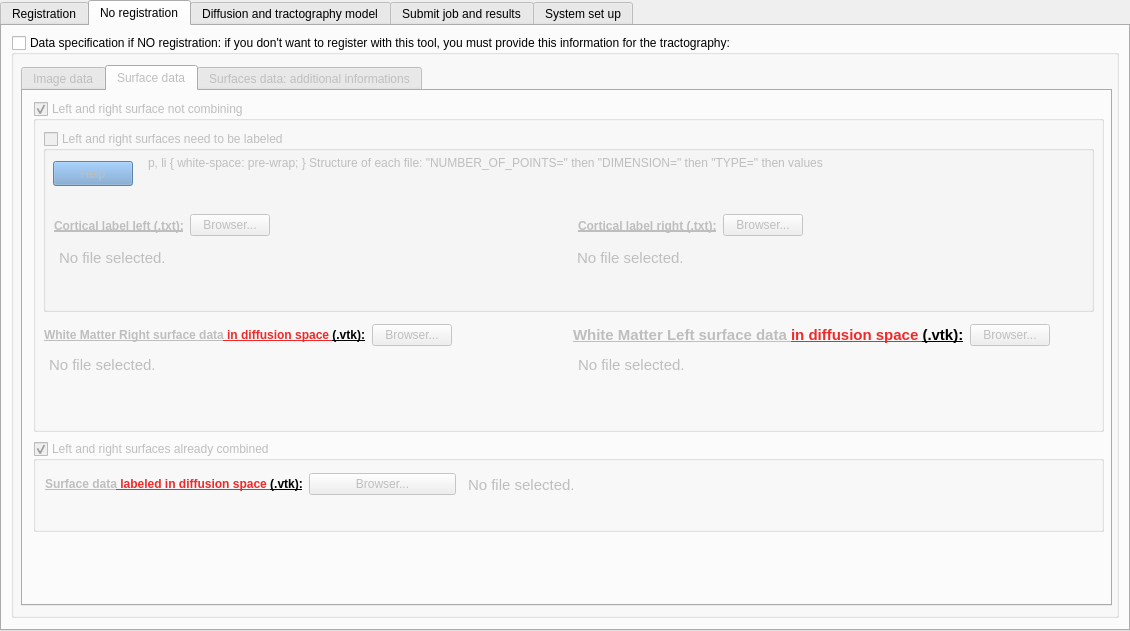
HZBCPP/CONTINUITY-lite, file interface_tab.ui: the form before one commit.
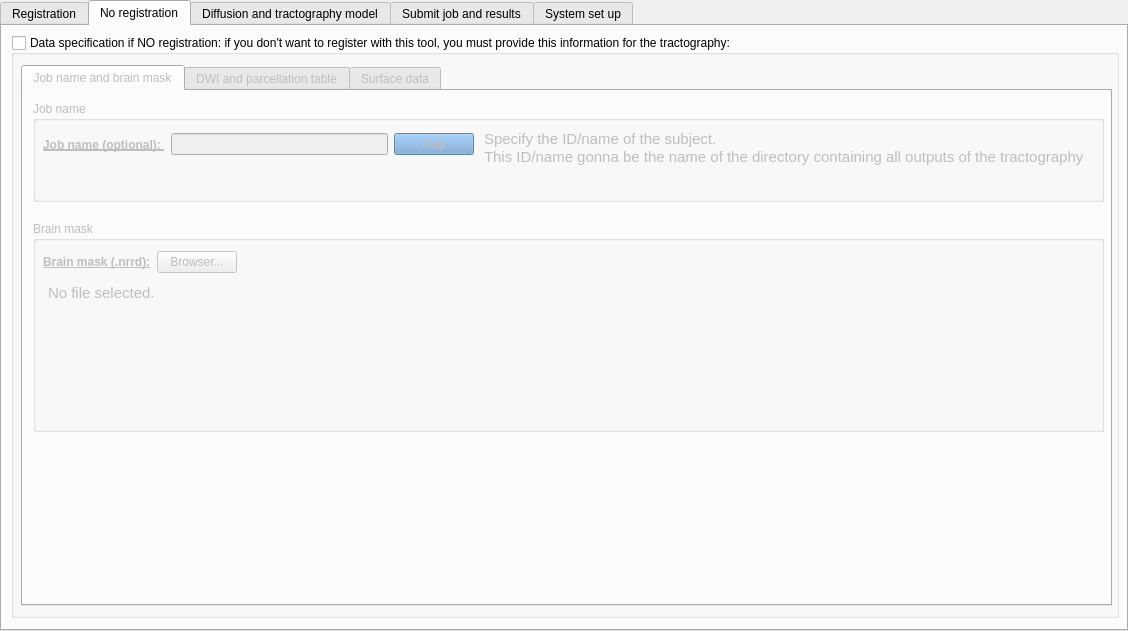
The form after the commit. The open tabs and pages were chosen to show the change.

Commit message: ENH: no registration

```diff
--- a/interface_tab.ui
+++ b/interface_tab.ui
@@ -6,7 +6,7 @@
    <rect>
     <x>0</x>
     <y>0</y>
-    <width>1130</width>
+    <width>1128</width>
     <height>631</height>
    </rect>
   </property>
@@ -20,7 +20,7 @@
    <string>CONTINUITY</string>
   </property>
   <property name="currentIndex">
-   <number>2</number>
+   <number>1</number>
   </property>
   <property name="documentMode">
    <bool>false</bool>
@@ -66,7 +66,7 @@
       <enum>QTabWidget::Rounded</enum>
      </property>
      <property name="currentIndex">
-      <number>2</number>
+      <number>0</number>
      </property>
      <property name="tabsClosable">
       <bool>false</bool>
@@ -88,7 +88,7 @@
         </rect>
        </property>
        <property name="currentIndex">
-        <number>1</number>
+        <number>0</number>
        </property>
        <widget class="QWidget" name="tab_2">
         <attribute name="title">
@@ -116,7 +116,7 @@
            </rect>
           </property>
           <property name="currentIndex">
-           <number>0</number>
+           <number>2</number>
           </property>
           <widget class="QWidget" name="tab_13">
            <attribute name="title">
@@ -2769,19 +2769,202 @@
       </rect>
      </property>
      <property name="currentIndex">
-      <number>1</number>
+      <number>0</number>
      </property>
+     <widget class="QWidget" name="tab_25">
+      <attribute name="title">
+       <string>Job name and brain mask</string>
+      </attribute>
+      <widget class="QGroupBox" name="groupBox_17">
+       <property name="geometry">
+        <rect>
+         <x>10</x>
+         <y>10</y>
+         <width>1071</width>
+         <height>101</height>
+        </rect>
+       </property>
+       <property name="title">
+        <string>Job name</string>
+       </property>
+       <widget class="QWidget" name="layoutWidget_16">
+        <property name="geometry">
+         <rect>
+          <x>10</x>
+          <y>30</y>
+          <width>431</width>
+          <height>27</height>
+         </rect>
+        </property>
+        <layout class="QHBoxLayout" name="horizontalLayout_31">
+         <item>
+          <widget class="QLabel" name="label_76">
+           <property name="font">
+            <font>
+             <weight>75</weight>
+             <bold>true</bold>
+             <underline>true</underline>
+            </font>
+           </property>
+           <property name="text">
+            <string>Job name (optional): </string>
+           </property>
+          </widget>
+         </item>
+         <item>
+          <widget class="QLineEdit" name="job_name_no_registration_lineEdit">
+           <property name="font">
+            <font>
+             <weight>50</weight>
+             <bold>false</bold>
+            </font>
+           </property>
+           <property name="inputMask">
+            <string/>
+           </property>
+           <property name="text">
+            <string/>
+           </property>
+           <property name="clearButtonEnabled">
+            <bool>false</bool>
+           </property>
+          </widget>
+         </item>
+         <item>
+          <widget class="QPushButton" name="question_job_name_no_registration_pushButton">
+           <property name="styleSheet">
+            <string notr="true">QPushButton {
+	background-color : rgb(114, 159, 207)
+}
+</string>
+           </property>
+           <property name="text">
+            <string>Help</string>
+           </property>
+          </widget>
+         </item>
+        </layout>
+       </widget>
+       <widget class="QTextEdit" name="question_job_name_textEdit_2">
+        <property name="geometry">
+         <rect>
+          <x>446</x>
+          <y>24</y>
+          <width>611</width>
+          <height>71</height>
+         </rect>
+        </property>
+        <property name="styleSheet">
+         <string notr="true">QTextEdit {
+	background-color : transparent
+}</string>
+        </property>
+        <property name="readOnly">
+         <bool>true</bool>
+        </property>
+        <property name="html">
+         <string>&lt;!DOCTYPE HTML PUBLIC &quot;-//W3C//DTD HTML 4.0//EN&quot; &quot;http://www.w3.org/TR/REC-html40/strict.dtd&quot;&gt;
+&lt;html&gt;&lt;head&gt;&lt;meta name=&quot;qrichtext&quot; content=&quot;1&quot; /&gt;&lt;style type=&quot;text/css&quot;&gt;
+p, li { white-space: pre-wrap; }
+&lt;/style&gt;&lt;/head&gt;&lt;body style=&quot; font-family:'Ubuntu'; font-size:11pt; font-weight:400; font-style:normal;&quot;&gt;
+&lt;p style=&quot; margin-top:0px; margin-bottom:0px; margin-left:0px; margin-right:0px; -qt-block-indent:0; text-indent:0px;&quot;&gt;Specify the ID/name of the subject. &lt;/p&gt;
+&lt;p style=&quot; margin-top:0px; margin-bottom:0px; margin-left:0px; margin-right:0px; -qt-block-indent:0; text-indent:0px;&quot;&gt;This ID/name gonna be the name of the directory containing all outputs of the tractography&lt;/p&gt;&lt;/body&gt;&lt;/html&gt;</string>
+        </property>
+        <property name="acceptRichText">
+         <bool>false</bool>
+        </property>
+       </widget>
+      </widget>
+      <widget class="QGroupBox" name="groupBox_20">
+       <property name="geometry">
+        <rect>
+         <x>10</x>
+         <y>130</y>
+         <width>1071</width>
+         <height>211</height>
+        </rect>
+       </property>
+       <property name="title">
+        <string>Brain mask</string>
+       </property>
+       <widget class="QWidget" name="layoutWidget_17">
+        <property name="geometry">
+         <rect>
+          <x>10</x>
+          <y>30</y>
+          <width>1051</width>
+          <height>171</height>
+         </rect>
+        </property>
+        <layout class="QGridLayout" name="gridLayout_12">
+         <item row="0" column="0">
+          <widget class="QLabel" name="label_77">
+           <property name="font">
+            <font>
+             <weight>75</weight>
+             <bold>true</bold>
+             <underline>true</underline>
+            </font>
+           </property>
+           <property name="text">
+            <string>Brain mask (.nrrd):</string>
+           </property>
+          </widget>
+         </item>
+         <item row="0" column="1">
+          <widget class="QPushButton" name="BRAINMASK_no_registration_pushButton">
+           <property name="text">
+            <string>Browser...</string>
+           </property>
+          </widget>
+         </item>
+         <item row="1" column="0" colspan="3">
+          <widget class="QTextEdit" name="BRAINMASK_no_registration_textEdit">
+           <property name="styleSheet">
+            <string notr="true">QTextEdit {
+	background-color : transparent
+}</string>
+           </property>
+           <property name="readOnly">
+            <bool>true</bool>
+           </property>
+           <property name="html">
+            <string>&lt;!DOCTYPE HTML PUBLIC &quot;-//W3C//DTD HTML 4.0//EN&quot; &quot;http://www.w3.org/TR/REC-html40/strict.dtd&quot;&gt;
+&lt;html&gt;&lt;head&gt;&lt;meta name=&quot;qrichtext&quot; content=&quot;1&quot; /&gt;&lt;style type=&quot;text/css&quot;&gt;
+p, li { white-space: pre-wrap; }
+&lt;/style&gt;&lt;/head&gt;&lt;body style=&quot; font-family:'Ubuntu'; font-size:11pt; font-weight:400; font-style:normal;&quot;&gt;
+&lt;p style=&quot; margin-top:0px; margin-bottom:0px; margin-left:0px; margin-right:0px; -qt-block-indent:0; text-indent:0px;&quot;&gt;No file selected.&lt;/p&gt;&lt;/body&gt;&lt;/html&gt;</string>
+           </property>
+          </widget>
+         </item>
+         <item row="0" column="2">
+          <spacer name="horizontalSpacer_55">
+           <property name="orientation">
+            <enum>Qt::Horizontal</enum>
+           </property>
+           <property name="sizeHint" stdset="0">
+            <size>
+             <width>40</width>
+             <height>20</height>
+            </size>
+           </property>
+          </spacer>
+         </item>
+        </layout>
+       </widget>
+      </widget>
+     </widget>
      <widget class="QWidget" name="tab_16">
       <attribute name="title">
-       <string>Image data</string>
+       <string>DWI and parcellation table</string>
       </attribute>
       <widget class="QGroupBox" name="groupBox_6">
        <property name="geometry">
         <rect>
          <x>10</x>
          <y>10</y>
-         <width>1061</width>
-         <height>331</height>
+         <width>1071</width>
+         <height>291</height>
         </rect>
        </property>
        <property name="title">
@@ -2791,9 +2974,9 @@
         <property name="geometry">
          <rect>
           <x>10</x>
-          <y>150</y>
-          <width>1041</width>
-          <height>171</height>
+          <y>130</y>
+          <width>1051</width>
+          <height>151</height>
          </rect>
         </property>
         <property name="title">
@@ -2804,8 +2987,8 @@
           <rect>
            <x>10</x>
            <y>30</y>
-           <width>1051</width>
-           <height>131</height>
+           <width>1031</width>
+           <height>111</height>
           </rect>
          </property>
          <layout class="QGridLayout" name="gridLayout_9">
@@ -2931,8 +3114,8 @@
          <rect>
           <x>10</x>
           <y>30</y>
-          <width>1041</width>
-          <height>111</height>
+          <width>1051</width>
+          <height>91</height>
          </rect>
         </property>
         <layout class="QVBoxLayout" name="verticalLayout_9">
@@ -3002,13 +3185,71 @@
         </layout>
        </widget>
       </widget>
-      <widget class="QWidget" name="layoutWidget">
+      <widget class="QGroupBox" name="groupBox_21">
        <property name="geometry">
         <rect>
          <x>10</x>
-         <y>350</y>
+         <y>310</y>
+         <width>1071</width>
+         <height>191</height>
+        </rect>
+       </property>
+       <property name="title">
+        <string>Parcellation table</string>
+       </property>
+       <widget class="QWidget" name="layoutWidget_15">
+        <property name="geometry">
+         <rect>
+          <x>0</x>
+          <y>150</y>
+          <width>431</width>
+          <height>27</height>
+         </rect>
+        </property>
+        <layout class="QHBoxLayout" name="horizontalLayout_84">
+         <item>
+          <widget class="QLabel" name="label_74">
+           <property name="font">
+            <font>
+             <weight>75</weight>
+             <bold>true</bold>
+             <underline>true</underline>
+            </font>
+           </property>
+           <property name="text">
+            <string>Name of the parcellation table: </string>
+           </property>
+          </widget>
+         </item>
+         <item>
+          <widget class="QLineEdit" name="parcellation_table_name_no_registration_lineEdit">
+           <property name="text">
+            <string/>
+           </property>
+          </widget>
+         </item>
+         <item>
+          <spacer name="horizontalSpacer_41">
+           <property name="orientation">
+            <enum>Qt::Horizontal</enum>
+           </property>
+           <property name="sizeHint" stdset="0">
+            <size>
+             <width>40</width>
+             <height>20</height>
+            </size>
+           </property>
+          </spacer>
+         </item>
+        </layout>
+       </widget>
+       <widget class="QWidget" name="layoutWidget">
+        <property name="geometry">
+         <rect>
+          <x>0</x>
+          <y>30</y>
          <width>1061</width>
-         <height>121</height>
+          <height>111</height>
         </rect>
        </property>
        <layout class="QVBoxLayout" name="verticalLayout_10">
@@ -3072,63 +3313,34 @@
         </item>
        </layout>
       </widget>
-      <widget class="QWidget" name="layoutWidget_15">
-       <property name="geometry">
-        <rect>
-         <x>10</x>
-         <y>480</y>
-         <width>431</width>
-         <height>27</height>
-        </rect>
-       </property>
-       <layout class="QHBoxLayout" name="horizontalLayout_84">
-        <item>
-         <widget class="QLabel" name="label_74">
-          <property name="font">
-           <font>
-            <weight>75</weight>
-            <bold>true</bold>
-            <underline>true</underline>
-           </font>
-          </property>
-          <property name="text">
-           <string>Name of the parcellation table: </string>
-          </property>
-         </widget>
-        </item>
-        <item>
-         <widget class="QLineEdit" name="parcellation_table_name_no_registration_lineEdit">
-          <property name="text">
-           <string/>
-          </property>
-         </widget>
-        </item>
-        <item>
-         <spacer name="horizontalSpacer_41">
-          <property name="orientation">
-           <enum>Qt::Horizontal</enum>
-          </property>
-          <property name="sizeHint" stdset="0">
-           <size>
-            <width>40</width>
-            <height>20</height>
-           </size>
-          </property>
-         </spacer>
-        </item>
-       </layout>
       </widget>
      </widget>
      <widget class="QWidget" name="tab_17">
       <attribute name="title">
        <string>Surface data</string>
       </attribute>
+      <widget class="QTabWidget" name="tabWidget_9">
+       <property name="geometry">
+        <rect>
+         <x>0</x>
+         <y>10</y>
+         <width>1081</width>
+         <height>491</height>
+        </rect>
+       </property>
+       <property name="currentIndex">
+        <number>1</number>
+       </property>
+       <widget class="QWidget" name="tab_26">
+        <attribute name="title">
+         <string>Surfaces</string>
+        </attribute>
       <widget class="QGroupBox" name="left_right_not_combined_groupBox">
        <property name="geometry">
         <rect>
          <x>10</x>
          <y>10</y>
-         <width>1071</width>
+           <width>1061</width>
          <height>331</height>
         </rect>
        </property>
@@ -3143,7 +3355,7 @@
          <rect>
           <x>10</x>
           <y>30</y>
-          <width>1051</width>
+            <width>1041</width>
           <height>181</height>
          </rect>
         </property>
@@ -3160,9 +3372,9 @@
          <property name="geometry">
           <rect>
            <x>11</x>
-           <y>113</y>
+             <y>100</y>
            <width>511</width>
-           <height>61</height>
+             <height>71</height>
           </rect>
          </property>
          <property name="styleSheet">
@@ -3185,9 +3397,9 @@
          <property name="geometry">
           <rect>
            <x>529</x>
-           <y>113</y>
-           <width>511</width>
-           <height>61</height>
+             <y>100</y>
+             <width>501</width>
+             <height>71</height>
           </rect>
          </property>
          <property name="styleSheet">
@@ -3210,8 +3422,8 @@
          <property name="geometry">
           <rect>
            <x>11</x>
-           <y>80</y>
-           <width>1041</width>
+             <y>67</y>
+             <width>1021</width>
            <height>29</height>
           </rect>
          </property>
@@ -3346,7 +3558,7 @@
          <rect>
           <x>11</x>
           <y>220</y>
-          <width>1051</width>
+            <width>1041</width>
           <height>29</height>
          </rect>
         </property>
@@ -3436,8 +3648,8 @@
          <rect>
           <x>11</x>
           <y>250</y>
-          <width>1051</width>
-          <height>72</height>
+            <width>1041</width>
+            <height>71</height>
          </rect>
         </property>
         <layout class="QHBoxLayout" name="horizontalLayout_44">
@@ -3493,8 +3705,8 @@
         <rect>
          <x>10</x>
          <y>350</y>
-         <width>1071</width>
-         <height>91</height>
+           <width>1061</width>
+           <height>101</height>
         </rect>
        </property>
        <property name="title">
@@ -3545,7 +3757,7 @@
           <x>430</x>
           <y>30</y>
           <width>631</width>
-          <height>51</height>
+            <height>61</height>
          </rect>
         </property>
         <property name="styleSheet">
@@ -3569,16 +3781,16 @@
        </widget>
       </widget>
      </widget>
-     <widget class="QWidget" name="tab_24">
+       <widget class="QWidget" name="tab_27">
       <attribute name="title">
-       <string>Surfaces data: additional informations</string>
+         <string>Surfaces: additonal informations</string>
       </attribute>
       <widget class="QGroupBox" name="groupBox_33">
        <property name="geometry">
         <rect>
          <x>10</x>
-         <y>20</y>
-         <width>1071</width>
+           <y>10</y>
+           <width>1061</width>
          <height>51</height>
         </rect>
        </property>
@@ -3609,8 +3821,8 @@
        <property name="geometry">
         <rect>
          <x>10</x>
-         <y>100</y>
-         <width>1071</width>
+           <y>90</y>
+           <width>1061</width>
          <height>121</height>
         </rect>
        </property>
@@ -3699,6 +3911,8 @@
     </widget>
    </widget>
   </widget>
+   </widget>
+  </widget>
   <widget class="QWidget" name="diffusion_model_tab">
    <attribute name="title">
     <string notr="true">Diffusion and tractography model</string>
```
Left out of the diff: 83 changed lines with no effect on the pictures. Lines whose indentation alone changed are shown as unchanged. The commit also changes 2 other files.
